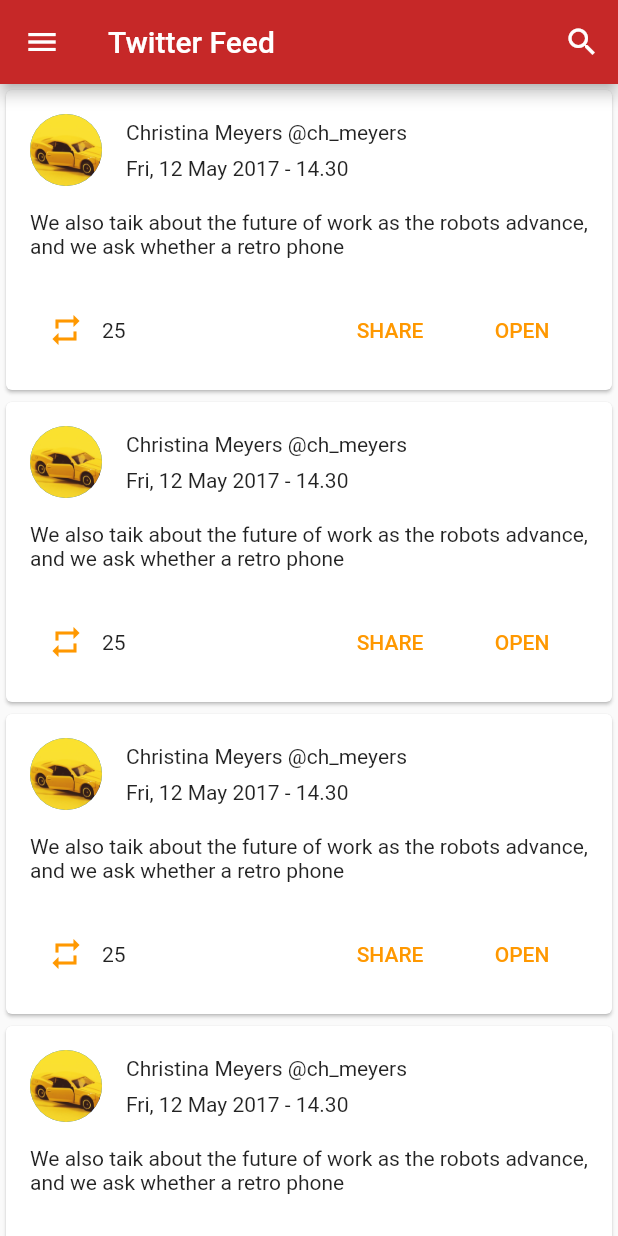
After one commit to Mohamed-Essam97/NewsApp, a Flutter app: the TwitterFeed screen opened directly, on a phone screen of 412 x 824 dp. The commit adds this screen. Run offline on Flutter 3.47's test engine with Material 2 defaults, Android fonts, the phone set to English and light mode, and no system bars; our stand-ins replace shared_preferences; missing offline and left inert: page_view_indicator; accounts and stored records are empty.

Commit message:
Add Twitter Page

```diff
--- /dev/null
+++ b/lib/screens/twtter_feed.dart
@@ -0,0 +1,93 @@
+import 'package:flutter/material.dart';
+import 'package:map/share_ui/navigation_drawer.dart';
+
+class TwitterFeed extends StatefulWidget {
+  @override
+  _TwitterFeedState createState() => _TwitterFeedState();
+}
+
+class _TwitterFeedState extends State<TwitterFeed> {
+  @override
+  Widget build(BuildContext context) {
+    return Scaffold(
+      appBar: AppBar(
+        title: Text("Twitter Feed"),
+        centerTitle: false,
+        actions: <Widget>[
+          IconButton(icon: Icon(Icons.search), onPressed: () {}),
+        ],
+      ),
+      drawer: NavigationDrawer(),
+      body: ListView.builder(
+        itemBuilder: (context, position) {
+          return Card(
+            child: Column(
+              children: <Widget>[_cardHeader(), _cardBoody(), _cardFooter()],
+            ),
+          );
+        },
+        itemCount: 20,
+      ),
+    );
+  }
+
+  Widget _cardHeader() {
+    return Row(
+      children: <Widget>[
+        Padding(
+          padding: const EdgeInsets.all(16),
+          child: CircleAvatar(
+            backgroundImage: ExactAssetImage('assets/images/bg1.png'),
+            radius: 24,
+          ),
+        ),
+        Column(
+          crossAxisAlignment: CrossAxisAlignment.start,
+          children: <Widget>[
+            Row(
+              children: <Widget>[
+                Text('Christina Meyers'),
+                Text(' @ch_meyers'),
+              ],
+            ),
+            SizedBox(height: 8,),
+            Text('Fri, 12 May 2017 - 14.30')
+          ],
+        ),
+      ],
+    );
+  }
+
+  Widget _cardBoody() {
+    return Padding(
+      padding: const EdgeInsets.only(left: 16,right: 16,bottom: 8),
+      child: Text('We also taik about the future of work as the robots advance, and we ask whether a retro phone'),
+    );
+  }
+
+  Widget _cardFooter() {
+    return Padding(
+      padding: const EdgeInsets.all(16),
+      child: Row(
+        mainAxisAlignment: MainAxisAlignment.spaceBetween,
+        children: <Widget>[
+          Row(
+            children: <Widget>[
+              IconButton(icon: Icon(Icons.repeat),color: Colors.orange ,onPressed: (){
+
+              }),
+              Text('25'),
+            ],
+          ),
+          Row(
+            children: <Widget>[
+              FlatButton(onPressed: (){}, child: Text('SHARE',style: TextStyle(color: Colors.orange),)),
+              FlatButton(onPressed: (){}, child: Text('OPEN',style: TextStyle(color: Colors.orange),)),
+
+            ],
+          ),
+        ],
+      ),
+    );
+  }
+}
--- a/lib/share_ui/navigation_drawer.dart
+++ b/lib/share_ui/navigation_drawer.dart
@@ -2,6 +2,9 @@ import 'package:flutter/material.dart';
 import 'package:map/models/nav_menu.dart';
 import 'package:map/screens/home_screen.dart';
 import 'package:map/screens/headline_news.dart';
+import 'package:map/screens/twtter_feed.dart';
+
+
 class NavigationDrawer extends StatefulWidget {
   @override
   _NavigationDrawerState createState() => _NavigationDrawerState();
@@ -14,6 +17,8 @@ class _NavigationDrawerState extends State<NavigationDrawer> {
   [
     NavMenuItem("Explore", () => HomeScreen()),
     NavMenuItem("Headline News", () => HeadLineNews()),
+    NavMenuItem("Twitter Feed", () => TwitterFeed() ),
+
 
   ];
 
@@ -38,6 +43,7 @@ class _NavigationDrawerState extends State<NavigationDrawer> {
                   color: Colors.grey.shade400,
                 ),
                 onTap: () {
+                  Navigator.pop(context);
                   Navigator.push(context, MaterialPageRoute(builder: (context){
                     return navigationMenu[position].destination();
                   }));
--- a/lib/utilties/app_theme.dart
+++ b/lib/utilties/app_theme.dart
@@ -3,7 +3,7 @@ import 'package:flutter/material.dart';
 class AppTheme {
 
   static ThemeData appTheme = ThemeData(
-    primaryColor: Colors.red,
+    primaryColor: Colors.red.shade800,
 
   );
 }
```
